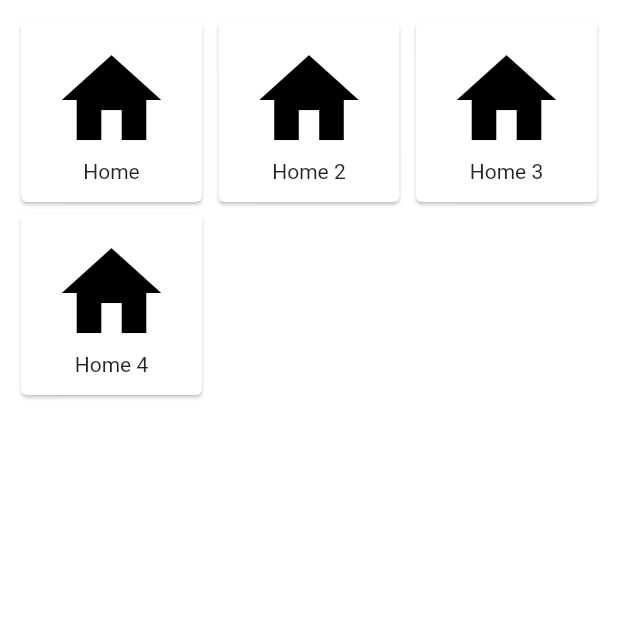
After one commit to charleslana/flutter_snippets, a Flutter app: the SnippetGridView screen opened directly, on a phone screen of 412 x 824 dp, the top half of it. The commit adds this screen. Run offline on Flutter 3.47's test engine with Material 2 defaults, Android fonts, the phone set to English and light mode, and no system bars; our stand-ins replace shared_preferences; accounts and stored records are empty; generated files the repository leaves out were written again.

Commit message:
feat(snippets): update

```diff
--- a/lib/src/constants/app_constants.dart
+++ b/lib/src/constants/app_constants.dart
@@ -62,5 +62,6 @@ class AppConstants {
   static final txtSnippetWidgetDropdown = 'widget_dropdown';
   static final txtSnippetWidgetDismissible = 'widget_dismissible';
   static final txtSnippetWidgetRotatedBox = 'widget_rotated_box';
+  static final txtSnippetWidgetGridView = 'widget_grid_view';
   static final txtSnippetWidgetAnimationIcon = 'widget_animation_icon';
 }
--- a/lib/src/l10n/app_en.arb
+++ b/lib/src/l10n/app_en.arb
@@ -104,6 +104,7 @@
     "menuWidgetAdvancedDrawer": "Drawer",
     "menuWidgetAdvancedDropdown": "Dropdown",
     "menuWidgetAdvancedDismissible": "Dismissible",
+    "menuWidgetAdvancedGridView": "GridView",
     "menuAnimation": "Animations",
     "menuAnimationAnimationIcon": "Animation Icon",
     "tipRotatedBox": "The RotatedBox widget is used to rotate its child by a integral number of quarter turns. It is used to orient it’s child widgets into either horizontal or vertical orientation. Furthermore, it is very lightweight and can be used for designing various UI as it gives flexibility to the user over the Design of the app."
--- a/lib/src/l10n/app_es.arb
+++ b/lib/src/l10n/app_es.arb
@@ -86,6 +86,7 @@
     "menuWidgetAdvancedDrawer": "Drawer",
     "menuWidgetAdvancedDropdown": "Dropdown",
     "menuWidgetAdvancedDismissible": "Dismissible",
+    "menuWidgetAdvancedGridView": "GridView",
     "menuAnimation": "Animaciones",
     "menuAnimationAnimationIcon": "Icono de Animación",
     "tipRotatedBox": "El widget RotatedBox se utiliza para rotar a su hijo en un número entero de cuartos de vuelta. Se utiliza para orientar los widgets secundarios en orientación horizontal o vertical. Además, es muy liviano y se puede usar para diseñar varias UI, ya que brinda flexibilidad al usuario sobre el diseño de la aplicación."
--- a/lib/src/l10n/app_pt.arb
+++ b/lib/src/l10n/app_pt.arb
@@ -86,6 +86,7 @@
     "menuWidgetAdvancedDrawer": "Drawer",
     "menuWidgetAdvancedDropdown": "Dropdown",
     "menuWidgetAdvancedDismissible": "Dismissible",
+    "menuWidgetAdvancedGridView": "GridView",
     "menuAnimation": "Animações",
     "menuAnimationAnimationIcon": "Ícone de Animação",
     "tipRotatedBox": "O widget RotatedBox é usado para girar seu filho por um número inteiro de quartos de volta. Ele é usado para orientar seus widgets filhos na orientação horizontal ou vertical. Além disso, é muito leve e pode ser usado para projetar várias interfaces do usuário, pois dá flexibilidade ao usuário em relação ao design do aplicativo."
--- /dev/null
+++ b/lib/src/snippets/snippet_grid_view.dart
@@ -0,0 +1,65 @@
+import 'package:flutter/material.dart';
+
+class SnippetGridView extends StatelessWidget {
+  SnippetGridView({Key? key}) : super(key: key);
+
+  final List<Option> _options = <Option>[
+    Option(
+      titulo: 'Home',
+      icon: Icons.home,
+    ),
+    Option(
+      titulo: 'Home 2',
+      icon: Icons.home,
+    ),
+    Option(
+      titulo: 'Home 3',
+      icon: Icons.home,
+    ),
+    Option(
+      titulo: 'Home 4',
+      icon: Icons.home,
+    ),
+  ];
+
+  Widget _appCard(Option option) {
+    return Card(
+      color: Colors.white,
+      child: Center(
+        child: Column(
+          mainAxisSize: MainAxisSize.min,
+          crossAxisAlignment: CrossAxisAlignment.center,
+          children: [
+            Icon(option.icon, size: 80),
+            Text(option.titulo),
+          ],
+        ),
+      ),
+    );
+  }
+
+  @override
+  Widget build(BuildContext context) {
+    return Scaffold(
+      body: GridView.count(
+        crossAxisCount: 3,
+        crossAxisSpacing: 3,
+        padding: EdgeInsets.all(10),
+        children: List.generate(_options.length, (index) {
+          return Center(
+            child: _appCard(_options[index]),
+          );
+        }),
+      ),
+    );
+  }
+}
+
+class Option {
+  final String titulo;
+  final IconData icon;
+  const Option({
+    required this.titulo,
+    required this.icon,
+  });
+}
```
Also changed, not shown: assets/snippets/widget_grid_view.txt (added, +80 -0 lines), lib/src/pages/snippet_widgets.dart (+15 -0 lines).
